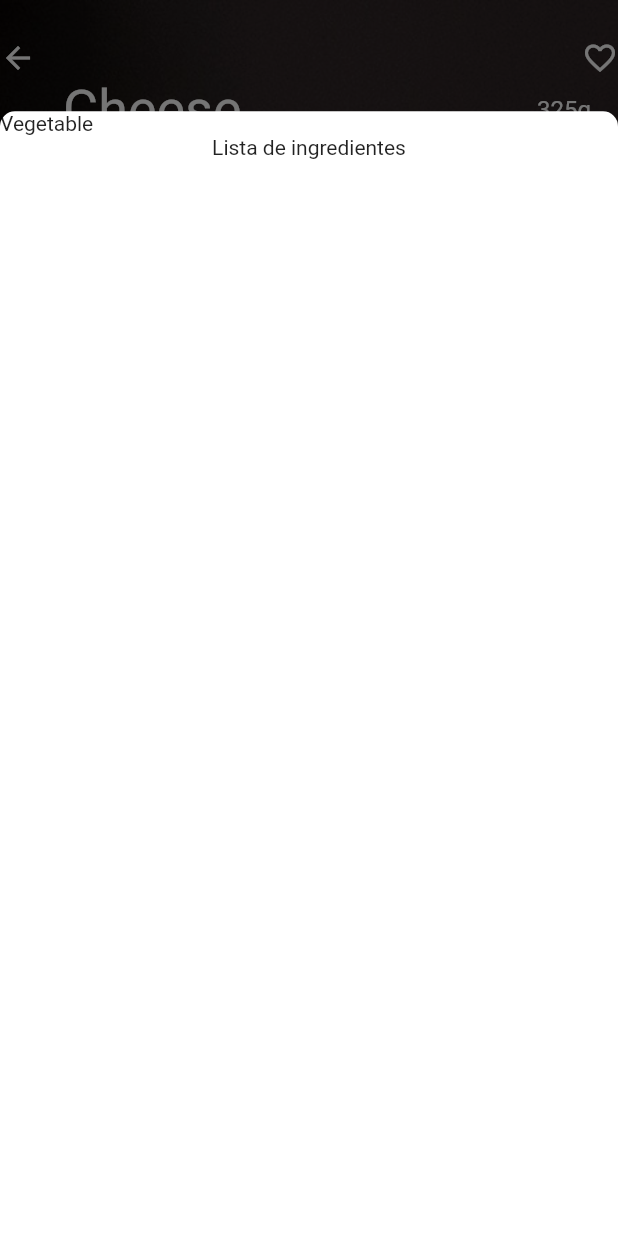
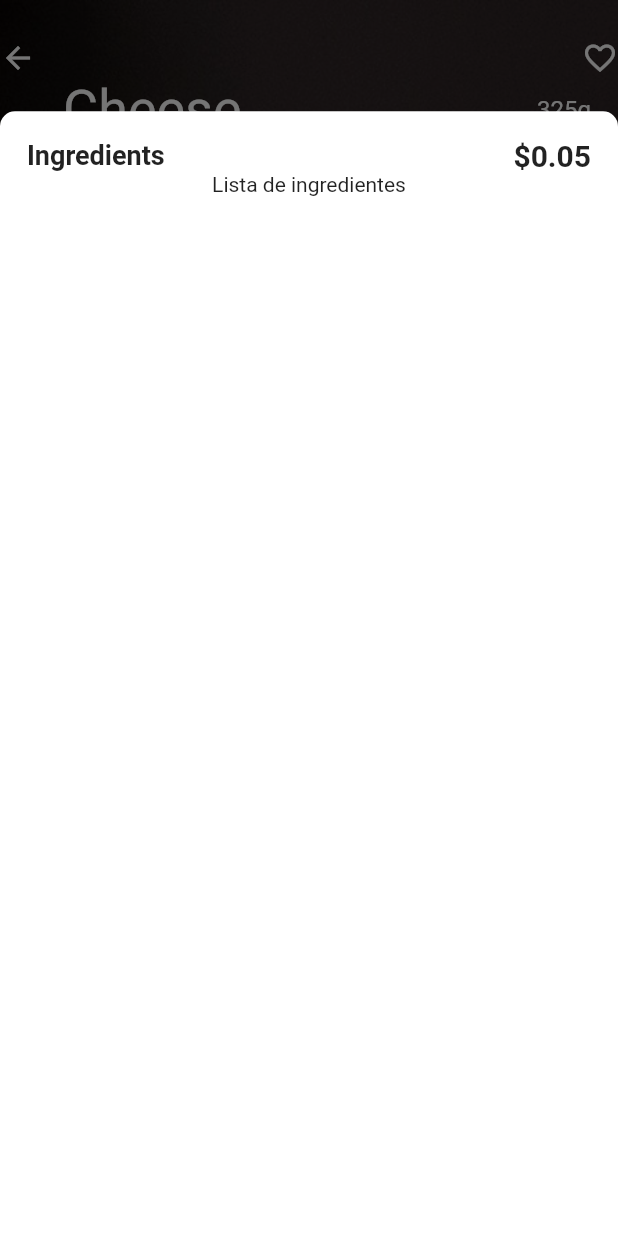
Before and after one commit to JoelEspinal/burger_app, a Flutter app: the screen it shows after launch, after a tap on the "expand less" icon, on a phone screen of 412 x 824 dp. Run offline on Flutter 3.47's test engine with Material 2 defaults, Android fonts, the phone set to English and light mode, and no system bars.

Commit message:
:lipstick:Format space between elements

```diff
--- a/lib/ui/ingredients/ingredients_widget.dart
+++ b/lib/ui/ingredients/ingredients_widget.dart
@@ -6,18 +6,40 @@ class IngredientWidget extends StatelessWidget {
     Size _screenSize = MediaQuery.of(context).size;
     double _height = _screenSize.height;
 
-    return Container(
+    return Padding(
+      padding: EdgeInsets.only(
+        top: 18.0,
+        left: 18.0,
+        right: 18.0,
+      ),
+      child: Container(
         height: _height,
+        width: double.infinity,
         child: Column(
           children: <Widget>[
             Row(
+              mainAxisAlignment: MainAxisAlignment.spaceBetween,
               children: <Widget>[
-              Text("Vegetable"),
+                Text(
+                  "Ingredients",
+                  style: TextStyle(
+                    fontSize: 18.0,
+                    fontWeight: FontWeight.bold,
+                  ),
+                ),
+                Text(
+                  "\$0.05",
+                  style: TextStyle(
+                    fontSize: 20.0,
+                    fontWeight: FontWeight.bold,
+                  ),
+                ),
               ],
             ),
             Text("Lista de ingredientes"),
           ],
         ),
+      ),
     );
   }
 }
```
Lines whose indentation alone changed are shown as unchanged.
